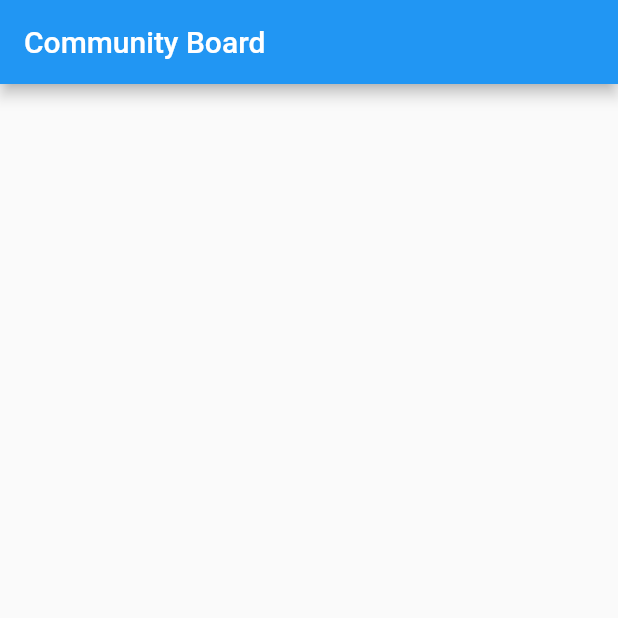
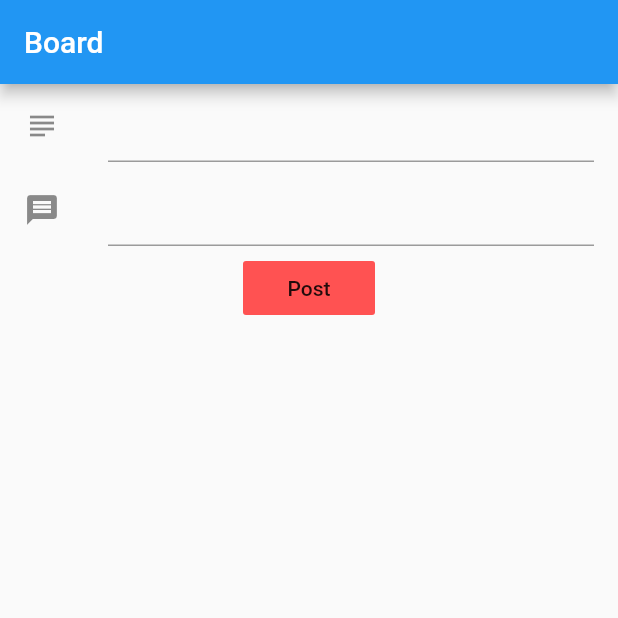
Before and after one commit to negimohit1209/firebase_flutter, a Flutter app: the screen it shows after launch, on a phone screen of 412 x 824 dp, the top half of it. Run offline on Flutter 3.47's test engine with Material 2 defaults, Android fonts, the phone set to English and light mode, and no system bars; our stand-ins replace firebase_database; accounts and stored records are empty.

```diff
--- a/lib/main.dart
+++ b/lib/main.dart
@@ -1,7 +1,7 @@
 import 'package:flutter/material.dart';
 import 'package:firebase_database/firebase_database.dart';
 
-final FirebaseDatabase database = FirebaseDatabase.instance;
+import 'modal/modal.dart';
 
 void main() => runApp(MyApp());
 
@@ -14,31 +14,30 @@ class MyApp extends StatelessWidget {
       theme: ThemeData(
         primarySwatch: Colors.blue,
       ),
-      home: MyHomePage(title: 'Community Board'),
+      home: MyHomePage(),
     );
   }
 }
 
 class MyHomePage extends StatefulWidget {
-  MyHomePage({Key key, this.title}) : super(key: key);
-
-  // This widget is the home page of your application. It is stateful, meaning
-  // that it has a State object (defined below) that contains fields that affect
-  // how it looks.
-
-  // This class is the configuration for the state. It holds the values (in this
-  // case the title) provided by the parent (in this case the App widget) and
-  // used by the build method of the State. Fields in a Widget subclass are
-  // always marked "final".
-
-  final String title;
-
   @override
   _MyHomePageState createState() => _MyHomePageState();
 }
 
 class _MyHomePageState extends State<MyHomePage> {
-  //int _counter = 0;
+  List<Board> boardMessages = List();
+  Board board;
+  final FirebaseDatabase database = FirebaseDatabase.instance;
+  final GlobalKey<FormState> formKey = GlobalKey<FormState>();
+  DatabaseReference databaseReference;
+
+  @override
+  void initState() {
+    super.initState();
+    board = Board("", "");
+    databaseReference = database.reference().child("community_board");
+    databaseReference.onChildAdded.listen(_onEntryAdded);
+  } //int _counter = 0;
 
 //  void _incrementCounter() {
 //    database.reference().child('message').set({
@@ -68,14 +67,63 @@ class _MyHomePageState extends State<MyHomePage> {
       appBar: AppBar(
         // Here we take the value from the MyHomePage object that was created by
         // the App.build method, and use it to set our appbar title.
-        title: Text(widget.title),
+        title: Text("Board"),
       ),
-      body: Center(
-        child: Column(
-          mainAxisAlignment: MainAxisAlignment.center,
-          children: <Widget>[],
-        ),
-      ), // This trailing comma makes auto-formatting nicer for build methods.
+      body: Column(
+        children: <Widget>[
+          Flexible(
+            flex: 0,
+            child: Form(
+              key: formKey,
+              child: Flex(
+                direction: Axis.vertical,
+                children: <Widget>[
+                  ListTile(
+                    leading: Icon(Icons.subject),
+                    title: TextFormField(
+                      initialValue: "",
+                      onSaved: (val) => board.subject = val,
+                      validator: (val) => val == "" ? val : null
+                    ),
+                  ),
+                  ListTile(
+                    leading: Icon(Icons.message),
+                    title: TextFormField(
+                      initialValue: "",
+                      onSaved: (val) => board.body = val,
+                      validator: (val) => val == "" ? val : null
+                    ),
+                  ),
+                  FlatButton(
+                    child: Text("Post"),
+                    color: Colors.redAccent,
+                    onPressed: (){
+                      handleSubmit();
+                    }
+                  )
+                ],
+              )
+            ),
+
+          )
+        ],
+      )// This trailing comma makes auto-formatting nicer for build methods.
     );
   }
+
+  void _onEntryAdded(Event event) {
+    setState(() {
+      boardMessages.add(Board.fromSnapshot(event.snapshot));
+    });
+  }
+
+  void handleSubmit() {
+    final FormState form = formKey.currentState;
+    if(form.validate()){
+      form.save();
+      form.reset();
+      // save form data to the database
+      databaseReference.push().set(board.toJson());
+    }
+  }
 }
```
